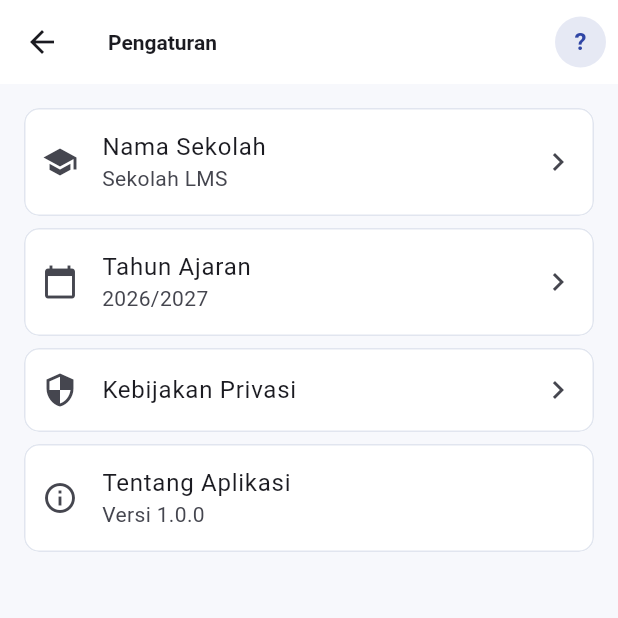
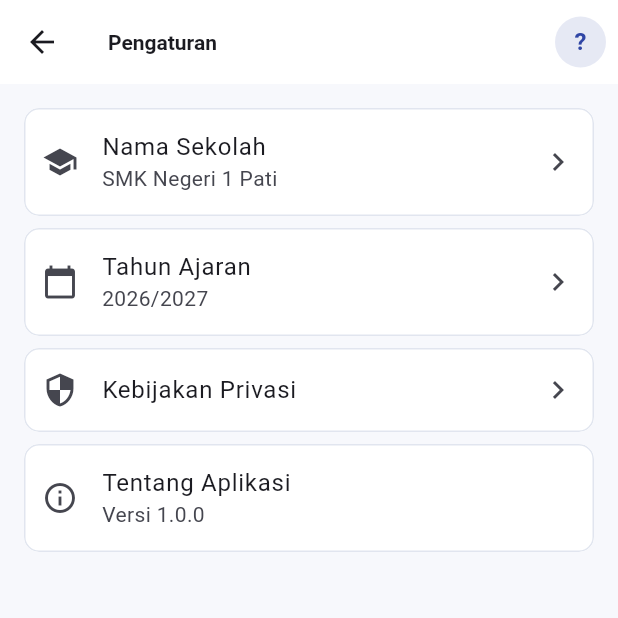
Before and after one commit to ahyo/smkn1pati-sis, a Flutter app: the AdminSettingsScreen screen opened by its route, on a phone screen of 412 x 824 dp, the top half of it. Run offline on Flutter 3.47's test engine with Material 3 defaults, Android fonts, the phone set to English and light mode, and no system bars; our stand-ins replace csv, file_picker, go_router, share_plus, shared_preferences, web; missing offline and left inert: dart:js_interop; accounts and stored records are empty; network calls fail; statements that could not run were skipped.

Commit message:
Ganti 'Sekolah LMS' menjadi 'SMK Negeri 1 Pati' di halaman dalam
- Branding sidebar & app bar (role_scaffold) untuk semua role
- Nama sekolah di halaman Pengaturan admin

Co-Authored-By: Claude Opus 4.8 <noreply@anthropic.com>

```diff
--- a/lib/screens/admin/admin_settings_screen.dart
+++ b/lib/screens/admin/admin_settings_screen.dart
@@ -16,7 +16,7 @@ class AdminSettingsScreen extends StatelessWidget {
             child: ListTile(
               leading: Icon(Icons.school),
               title: Text('Nama Sekolah'),
-              subtitle: Text('Sekolah LMS'),
+              subtitle: Text('SMK Negeri 1 Pati'),
               trailing: Icon(Icons.chevron_right),
             ),
           ),
--- a/lib/widgets/role_scaffold.dart
+++ b/lib/widgets/role_scaffold.dart
@@ -160,7 +160,7 @@ class _Sidebar extends StatelessWidget {
                     mainAxisSize: MainAxisSize.min,
                     children: [
                       Text(
-                        'Sekolah LMS',
+                        'SMK Negeri 1 Pati',
                         style: theme.textTheme.titleMedium,
                         overflow: TextOverflow.ellipsis,
                       ),
@@ -329,7 +329,7 @@ class _MobileDrawer extends StatelessWidget {
                       crossAxisAlignment: CrossAxisAlignment.start,
                       children: [
                         Text(
-                          'Sekolah LMS',
+                          'SMK Negeri 1 Pati',
                           style: Theme.of(context).textTheme.titleMedium,
                         ),
                         Text(
```
